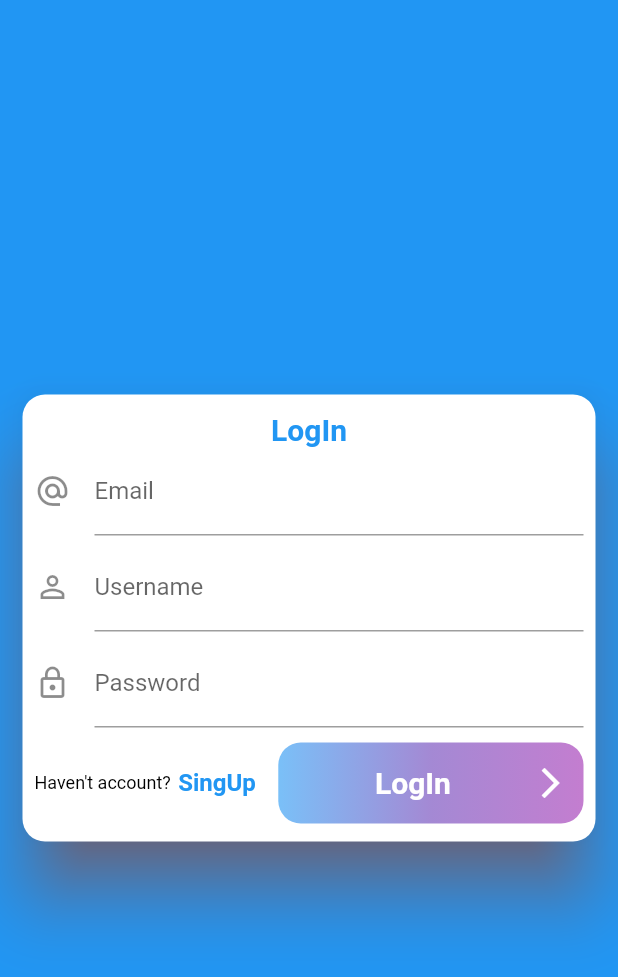
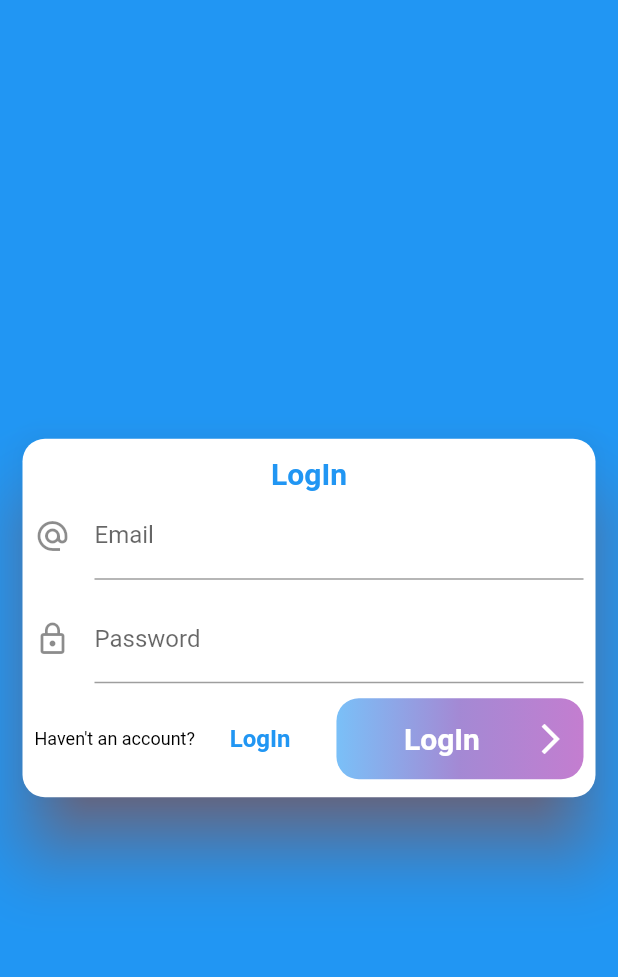
Before and after one commit to ofek4454/ChatApp, a Flutter app: the screen it shows after launch, on a phone screen of 412 x 824 dp. Shown: the top 977 px of the screen. Run offline on Flutter 3.47's test engine with Material 2 defaults, Android fonts, the phone set to English and light mode, and no system bars; our stand-ins replace cloud_firestore; accounts and stored records are empty.

Commit message:
07072020

```diff
--- a/lib/main.dart
+++ b/lib/main.dart
@@ -11,6 +11,7 @@ class MyApp extends StatelessWidget {
   @override
   Widget build(BuildContext context) {
     return MaterialApp(
+      debugShowCheckedModeBanner: false,
       title: 'ChatApp',
       theme: ThemeData(
         primarySwatch: Colors.blue,
--- a/lib/widgets/auth_form.dart
+++ b/lib/widgets/auth_form.dart
@@ -1,4 +1,6 @@
 import 'package:flutter/material.dart';
+
+import './custom_button.dart';
 
 enum AuthMode {
   LogIn,
@@ -10,8 +12,71 @@ class AuthForm extends StatefulWidget {
   _AuthFormState createState() => _AuthFormState();
 }
 
-class _AuthFormState extends State<AuthForm> {
+class _AuthFormState extends State<AuthForm>
+    with SingleTickerProviderStateMixin {
   AuthMode currentMode = AuthMode.LogIn;
+  final _formKey = GlobalKey<FormState>();
+  Map<String, String> values = {
+    'email': '',
+    'username': '',
+    'password': '',
+  };
+  final Map<String, FocusNode> focusNodes = {
+    'email': FocusNode(),
+    'username': FocusNode(),
+    'password': FocusNode(),
+  };
+  AnimationController _animationController;
+  Animation<double> _fadeAnimation;
+  Animation<Offset> _slideAnimation;
+
+  @override
+  void initState() {
+    super.initState();
+    _animationController = AnimationController(
+      vsync: this,
+      duration: Duration(
+        milliseconds: 1000,
+      ),
+    );
+    _fadeAnimation = Tween<double>(begin: 0.0, end: 1.0).animate(
+        CurvedAnimation(
+            parent: _animationController, curve: Curves.fastOutSlowIn));
+    _slideAnimation = Tween<Offset>(begin: Offset(0, -1.5), end: Offset(0, 0))
+        .animate(CurvedAnimation(
+            parent: _animationController, curve: Curves.fastOutSlowIn));
+  }
+
+  @override
+  dispose() {
+    super.dispose();
+    if (_animationController != null) {
+      _animationController.dispose();
+    }
+  }
+
+  void _switchAuthMode() {
+    if (currentMode == AuthMode.LogIn) {
+      setState(() {
+        currentMode = AuthMode.SingUp;
+      });
+      _animationController.forward();
+    } else {
+      setState(() {
+        currentMode = AuthMode.LogIn;
+      });
+      _animationController.reverse();
+    }
+  }
+
+  void _submit() {
+    var isValidae = _formKey.currentState.validate();
+    if (!isValidae) {
+      return;
+    }
+    _formKey.currentState.save();
+    print(values);
+  }
 
   @override
   Widget build(BuildContext context) {
@@ -25,12 +90,13 @@ class _AuthFormState extends State<AuthForm> {
           padding: const EdgeInsets.symmetric(horizontal: 8.0, vertical: 12),
           child: SingleChildScrollView(
             child: Form(
+              key: _formKey,
               child: Column(
                 mainAxisSize: MainAxisSize.min,
                 crossAxisAlignment: CrossAxisAlignment.stretch,
                 children: [
                   Text(
-                    currentMode == AuthMode.LogIn ? 'LogIn' : 'SingUp',
+                    currentMode == AuthMode.LogIn ? 'LogIn' : 'SignUp',
                     textAlign: TextAlign.center,
                     style: TextStyle(
                       color: Theme.of(context).primaryColor,
@@ -39,45 +105,128 @@ class _AuthFormState extends State<AuthForm> {
                     ),
                   ),
                   TextFormField(
+                    key: ValueKey('email'),
+                    focusNode: focusNodes['email'],
                     keyboardType: TextInputType.emailAddress,
+                    textInputAction: TextInputAction.next,
                     decoration: InputDecoration(
                       labelText: 'Email',
                       icon: Icon(Icons.alternate_email),
+                    ),
+                    validator: (val) {
+                      if (RegExp(
+                              r"^[a-zA-Z0-9.a-zA-Z0-9.!#$%&'*+-/=?^_`{|}~]+@[a-zA-Z0-9]+\.[a-zA-Z]+")
+                          .hasMatch(val)) {
+                        return null;
+                      }
+                      return 'please enter valide email';
+                    },
+                    onFieldSubmitted: (value) =>
+                        FocusScope.of(context).requestFocus(
+                      currentMode == AuthMode.LogIn
+                          ? focusNodes['password']
+                          : focusNodes['username'],
+                    ),
+                    onSaved: (val) {
+                      values['email'] = val;
+                    },
+                  ),
+                  SizedBox(
+                    height: 5,
+                  ),
+                  AnimatedContainer(
+                    duration: Duration(
+                      milliseconds: 1000,
+                    ),
+                    curve: Curves.fastOutSlowIn,
+                    constraints: BoxConstraints(
+                        minHeight: currentMode == AuthMode.SingUp ? 60 : 0,
+                        maxHeight: currentMode == AuthMode.SingUp ? 120 : 0),
+                    child: FadeTransition(
+                      opacity: _fadeAnimation,
+                      child: SlideTransition(
+                        position: _slideAnimation,
+                        child: currentMode == AuthMode.LogIn
+                            ? null
+                            : TextFormField(
+                                key: ValueKey('userName'),
+                                focusNode: focusNodes['username'],
+                                decoration: InputDecoration(
+                                  labelText: 'Username',
+                                  icon: Icon(Icons.person_outline),
+                                ),
+                                validator: (val) {
+                                  if (val.isEmpty || val.length < 5) {
+                                    return 'username must be at least 5 characters';
+                                  }
+                                  return null;
+                                },
+                                textInputAction: TextInputAction.next,
+                                onFieldSubmitted: (value) =>
+                                    FocusScope.of(context)
+                                        .requestFocus(focusNodes['password']),
+                                onSaved: (val) {
+                                  values['username'] = val;
+                                },
+                              ),
+                      ),
                     ),
                   ),
                   SizedBox(
                     height: 5,
                   ),
                   TextFormField(
-                    decoration: InputDecoration(
-                      labelText: 'Username',
-                      icon: Icon(Icons.person_outline),
-                    ),
-                  ),
-                  SizedBox(
-                    height: 5,
-                  ),
-                  TextFormField(
+                    key: ValueKey('password'),
+                    obscureText: true,
+                    focusNode: focusNodes['password'],
+                    onFieldSubmitted: (value) =>
+                        FocusScope.of(context).unfocus(),
                     decoration: InputDecoration(
                       labelText: 'Password',
                       icon: Icon(Icons.lock_outline),
                     ),
+                    validator: (val) {
+                      if (val.isEmpty || val.length < 7) {
+                        return 'password must be at least 7 characters';
+                      }
+                      return null;
+                    },
+                    onSaved: (val) {
+                      values['password'] = val;
+                    },
+                    textInputAction: TextInputAction.done,
                   ),
                   SizedBox(
                     height: 10,
                   ),
-                  Row(
+                  LayoutBuilder(
+                    builder: (ctx, constraints) => Row(
                       mainAxisAlignment: MainAxisAlignment.spaceBetween,
                       children: [
-                      Text(
-                        'Haven\'t account? ',
-                        style: TextStyle(fontSize: 12, color: Colors.black),
+                        Row(
+                          mainAxisSize: MainAxisSize.min,
+                          mainAxisAlignment: MainAxisAlignment.spaceBetween,
+                          children: [
+                            Container(
+                              width: constraints.maxWidth * 0.35,
+                              child: Text(
+                                currentMode == AuthMode.LogIn
+                                    ? 'Haven\'t an account? '
+                                    : 'have an account? ',
+                                softWrap: false,
+                                style: TextStyle(
+                                    fontSize: 12, color: Colors.black),
+                              ),
                             ),
                             GestureDetector(
-                        child: Padding(
-                          padding: const EdgeInsets.only(left: 2, right: 15),
+                                child: Container(
+                                  width: constraints.maxWidth * 0.2,
+                                  padding:
+                                      const EdgeInsets.only(left: 2, right: 15),
                                   child: Text(
-                            'SingUp',
+                                    currentMode == AuthMode.LogIn
+                                        ? 'LogIn'
+                                        : 'SignUp',
                                     style: TextStyle(
                                       color: Theme.of(context).primaryColor,
                                       fontSize: 16,
@@ -85,54 +234,20 @@ class _AuthFormState extends State<AuthForm> {
                                     ),
                                   ),
                                 ),
-                        onTap: () {
-                          print('singUp');
-                        },
+                                onTap: _switchAuthMode),
+                          ],
                         ),
                         Expanded(
-                        child: InkWell(
-                          borderRadius: BorderRadius.circular(15),
-                          splashColor: Colors.black38,
-                          onTap: () {},
-                          child: Container(
-                            padding: EdgeInsets.symmetric(
-                                horizontal: 10, vertical: 15),
-                            decoration: BoxDecoration(
-                              borderRadius: BorderRadius.circular(15),
-                              gradient: LinearGradient(
-                                colors: [
-                                  Colors.blue.withOpacity(0.6),
-                                  Colors.deepPurple.withOpacity(0.6),
-                                  Colors.purple.withOpacity(0.6),
-                                ],
-                              ),
-                            ),
-                            child: Row(
-                              mainAxisAlignment: MainAxisAlignment.center,
-                              children: [
-                                Expanded(
-                                  child: Text(
-                                    currentMode == AuthMode.LogIn
+                          child: CustomButton(
+                            text: currentMode == AuthMode.LogIn
                                 ? 'LogIn'
-                                        : 'SingUp',
-                                    textAlign: TextAlign.center,
-                                    style: TextStyle(
-                                      color: Colors.white,
-                                      fontSize: 20,
-                                      fontWeight: FontWeight.bold,
-                                    ),
-                                  ),
-                                ),
-                                Icon(
-                                  Icons.arrow_forward_ios,
-                                  color: Colors.white,
-                                ),
-                              ],
-                            ),
-                          ),
+                                : 'SignUp',
+                            icon: Icons.arrow_forward_ios,
+                            onPress: _submit,
                           ),
                         )
                       ],
+                    ),
                   )
                 ],
               ),
--- /dev/null
+++ b/lib/widgets/custom_button.dart
@@ -0,0 +1,51 @@
+import 'package:flutter/material.dart';
+
+class CustomButton extends StatelessWidget {
+  final String text;
+  final IconData icon;
+  final Function onPress;
+
+  CustomButton({this.text, this.icon, this.onPress});
+
+  @override
+  Widget build(BuildContext context) {
+    return InkWell(
+      borderRadius: BorderRadius.circular(15),
+      splashColor: Colors.black38,
+      onTap: onPress,
+      child: Container(
+        padding: EdgeInsets.symmetric(horizontal: 10, vertical: 15),
+        decoration: BoxDecoration(
+          borderRadius: BorderRadius.circular(15),
+          gradient: LinearGradient(
+            colors: [
+              Colors.blue.withOpacity(0.6),
+              Colors.deepPurple.withOpacity(0.6),
+              Colors.purple.withOpacity(0.6),
+            ],
+          ),
+        ),
+        child: Row(
+          mainAxisAlignment: MainAxisAlignment.center,
+          children: [
+            Expanded(
+              child: Text(
+                text,
+                textAlign: TextAlign.center,
+                style: TextStyle(
+                  color: Colors.white,
+                  fontSize: 20,
+                  fontWeight: FontWeight.bold,
+                ),
+              ),
+            ),
+            Icon(
+              icon,
+              color: Colors.white,
+            ),
+          ],
+        ),
+      ),
+    );
+  }
+}
```
Lines whose indentation alone changed are shown as unchanged.
